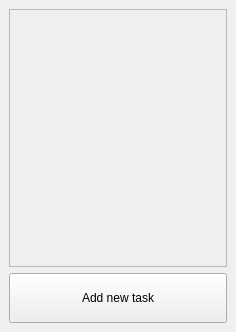
Before: the Qt Designer form MainWindow.ui in priomsrb/lighttasks, drawn with Qt 5.
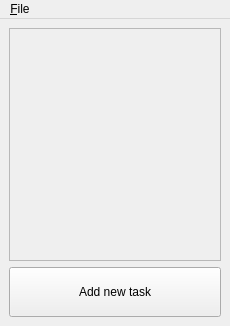
After: the same form once the commit is applied. Icons and pictures are not drawn.

Commit message: Added a menubar to the window. Added File>Quit action to menubar

```diff
--- a/MainWindow.ui
+++ b/MainWindow.ui
@@ -6,8 +6,8 @@
    <rect>
     <x>0</x>
     <y>0</y>
-    <width>236</width>
-    <height>332</height>
+    <width>230</width>
+    <height>326</height>
    </rect>
   </property>
   <property name="windowTitle">
@@ -32,8 +32,8 @@
         <rect>
          <x>0</x>
          <y>0</y>
-         <width>218</width>
-         <height>258</height>
+         <width>212</width>
+         <height>231</height>
         </rect>
        </property>
        <layout class="QVBoxLayout" name="taskListLayout">
@@ -69,6 +69,34 @@
     </item>
    </layout>
   </widget>
+  <widget class="QMenuBar" name="menuBar">
+   <property name="geometry">
+    <rect>
+     <x>0</x>
+     <y>0</y>
+     <width>230</width>
+     <height>21</height>
+    </rect>
+   </property>
+   <widget class="QMenu" name="menuFile">
+    <property name="title">
+     <string>&amp;File</string>
+    </property>
+    <addaction name="actionQuit"/>
+   </widget>
+   <addaction name="menuFile"/>
+  </widget>
+  <action name="actionQuit">
+   <property name="text">
+    <string>Quit</string>
+   </property>
+   <property name="shortcut">
+    <string>Ctrl+Q</string>
+   </property>
+   <property name="menuRole">
+    <enum>QAction::QuitRole</enum>
+   </property>
+  </action>
  </widget>
  <tabstops>
   <tabstop>mainOperationButton</tabstop>
```
The commit also changes 2 other files.
